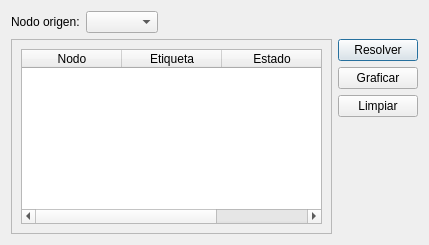
Before: the Qt Designer form gui/dialog_dijkstra.ui in alejandro-castrillon/graph-pyhton, drawn with Qt 5.
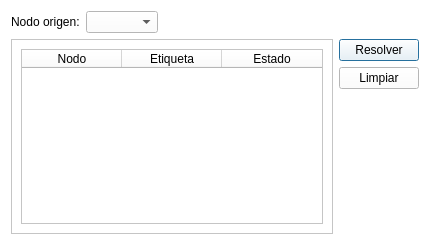
After: the same form once the commit is applied.

Commit message: Centrar ventana pricipal, Completar la solucion del algoritmo Dijkstra, Agregar creditos al programa

Diff of the .ui file:
```diff
--- a/gui/dialog_dijkstra.ui
+++ b/gui/dialog_dijkstra.ui
@@ -6,10 +6,452 @@
    <rect>
     <x>0</x>
     <y>0</y>
-    <width>429</width>
+    <width>430</width>
     <height>245</height>
    </rect>
   </property>
+  <property name="palette">
+   <palette>
+    <active>
+     <colorrole role="WindowText">
+      <brush brushstyle="SolidPattern">
+       <color alpha="255">
+        <red>0</red>
+        <green>0</green>
+        <blue>0</blue>
+       </color>
+      </brush>
+     </colorrole>
+     <colorrole role="Button">
+      <brush brushstyle="SolidPattern">
+       <color alpha="255">
+        <red>255</red>
+        <green>255</green>
+        <blue>255</blue>
+       </color>
+      </brush>
+     </colorrole>
+     <colorrole role="Light">
+      <brush brushstyle="SolidPattern">
+       <color alpha="255">
+        <red>255</red>
+        <green>255</green>
+        <blue>255</blue>
+       </color>
+      </brush>
+     </colorrole>
+     <colorrole role="Midlight">
+      <brush brushstyle="SolidPattern">
+       <color alpha="255">
+        <red>255</red>
+        <green>255</green>
+        <blue>255</blue>
+       </color>
+      </brush>
+     </colorrole>
+     <colorrole role="Dark">
+      <brush brushstyle="SolidPattern">
+       <color alpha="255">
+        <red>127</red>
+        <green>127</green>
+        <blue>127</blue>
+       </color>
+      </brush>
+     </colorrole>
+     <colorrole role="Mid">
+      <brush brushstyle="SolidPattern">
+       <color alpha="255">
+        <red>170</red>
+        <green>170</green>
+        <blue>170</blue>
+       </color>
+      </brush>
+     </colorrole>
+     <colorrole role="Text">
+      <brush brushstyle="SolidPattern">
+       <color alpha="255">
+        <red>0</red>
+        <green>0</green>
+        <blue>0</blue>
+       </color>
+      </brush>
+     </colorrole>
+     <colorrole role="BrightText">
+      <brush brushstyle="SolidPattern">
+       <color alpha="255">
+        <red>255</red>
+        <green>255</green>
+        <blue>255</blue>
+       </color>
+      </brush>
+     </colorrole>
+     <colorrole role="ButtonText">
+      <brush brushstyle="SolidPattern">
+       <color alpha="255">
+        <red>0</red>
+        <green>0</green>
+        <blue>0</blue>
+       </color>
+      </brush>
+     </colorrole>
+     <colorrole role="Base">
+      <brush brushstyle="SolidPattern">
+       <color alpha="255">
+        <red>255</red>
+        <green>255</green>
+        <blue>255</blue>
+       </color>
+      </brush>
+     </colorrole>
+     <colorrole role="Window">
+      <brush brushstyle="SolidPattern">
+       <color alpha="255">
+        <red>255</red>
+        <green>255</green>
+        <blue>255</blue>
+       </color>
+      </brush>
+     </colorrole>
+     <colorrole role="Shadow">
+      <brush brushstyle="SolidPattern">
+       <color alpha="255">
+        <red>0</red>
+        <green>0</green>
+        <blue>0</blue>
+       </color>
+      </brush>
+     </colorrole>
+     <colorrole role="AlternateBase">
+      <brush brushstyle="SolidPattern">
+       <color alpha="255">
+        <red>255</red>
+        <green>255</green>
+        <blue>255</blue>
+       </color>
+      </brush>
+     </colorrole>
+     <colorrole role="ToolTipBase">
+      <brush brushstyle="SolidPattern">
+       <color alpha="255">
+        <red>255</red>
+        <green>255</green>
+        <blue>220</blue>
+       </color>
+      </brush>
+     </colorrole>
+     <colorrole role="ToolTipText">
+      <brush brushstyle="SolidPattern">
+       <color alpha="255">
+        <red>0</red>
+        <green>0</green>
+        <blue>0</blue>
+       </color>
+      </brush>
+     </colorrole>
+     <colorrole role="PlaceholderText">
+      <brush brushstyle="SolidPattern">
+       <color alpha="128">
+        <red>0</red>
+        <green>0</green>
+        <blue>0</blue>
+       </color>
+      </brush>
+     </colorrole>
+    </active>
+    <inactive>
+     <colorrole role="WindowText">
+      <brush brushstyle="SolidPattern">
+       <color alpha="255">
+        <red>0</red>
+        <green>0</green>
+        <blue>0</blue>
+       </color>
+      </brush>
+     </colorrole>
+     <colorrole role="Button">
+      <brush brushstyle="SolidPattern">
+       <color alpha="255">
+        <red>255</red>
+        <green>255</green>
+        <blue>255</blue>
+       </color>
+      </brush>
+     </colorrole>
+     <colorrole role="Light">
+      <brush brushstyle="SolidPattern">
+       <color alpha="255">
+        <red>255</red>
+        <green>255</green>
+        <blue>255</blue>
+       </color>
+      </brush>
+     </colorrole>
+     <colorrole role="Midlight">
+      <brush brushstyle="SolidPattern">
+       <color alpha="255">
+        <red>255</red>
+        <green>255</green>
+        <blue>255</blue>
+       </color>
+      </brush>
+     </colorrole>
+     <colorrole role="Dark">
+      <brush brushstyle="SolidPattern">
+       <color alpha="255">
+        <red>127</red>
+        <green>127</green>
+        <blue>127</blue>
+       </color>
+      </brush>
+     </colorrole>
+     <colorrole role="Mid">
+      <brush brushstyle="SolidPattern">
+       <color alpha="255">
+        <red>170</red>
+        <green>170</green>
+        <blue>170</blue>
+       </color>
+      </brush>
+     </colorrole>
+     <colorrole role="Text">
+      <brush brushstyle="SolidPattern">
+       <color alpha="255">
+        <red>0</red>
+        <green>0</green>
+        <blue>0</blue>
+       </color>
+      </brush>
+     </colorrole>
+     <colorrole role="BrightText">
+      <brush brushstyle="SolidPattern">
+       <color alpha="255">
+        <red>255</red>
+        <green>255</green>
+        <blue>255</blue>
+       </color>
+      </brush>
+     </colorrole>
+     <colorrole role="ButtonText">
+      <brush brushstyle="SolidPattern">
+       <color alpha="255">
+        <red>0</red>
+        <green>0</green>
+        <blue>0</blue>
+       </color>
+      </brush>
+     </colorrole>
+     <colorrole role="Base">
+      <brush brushstyle="SolidPattern">
+       <color alpha="255">
+        <red>255</red>
+        <green>255</green>
+        <blue>255</blue>
+       </color>
+      </brush>
+     </colorrole>
+     <colorrole role="Window">
+      <brush brushstyle="SolidPattern">
+       <color alpha="255">
+        <red>255</red>
+        <green>255</green>
+        <blue>255</blue>
+       </color>
+      </brush>
+     </colorrole>
+     <colorrole role="Shadow">
+      <brush brushstyle="SolidPattern">
+       <color alpha="255">
+        <red>0</red>
+        <green>0</green>
+        <blue>0</blue>
+       </color>
+      </brush>
+     </colorrole>
+     <colorrole role="AlternateBase">
+      <brush brushstyle="SolidPattern">
+       <color alpha="255">
+        <red>255</red>
+        <green>255</green>
+        <blue>255</blue>
+       </color>
+      </brush>
+     </colorrole>
+     <colorrole role="ToolTipBase">
+      <brush brushstyle="SolidPattern">
+       <color alpha="255">
+        <red>255</red>
+        <green>255</green>
+        <blue>220</blue>
+       </color>
+      </brush>
+     </colorrole>
+     <colorrole role="ToolTipText">
+      <brush brushstyle="SolidPattern">
+       <color alpha="255">
+        <red>0</red>
+        <green>0</green>
+        <blue>0</blue>
+       </color>
+      </brush>
+     </colorrole>
+     <colorrole role="PlaceholderText">
+      <brush brushstyle="SolidPattern">
+       <color alpha="128">
+        <red>0</red>
+        <green>0</green>
+        <blue>0</blue>
+       </color>
+      </brush>
+     </colorrole>
+    </inactive>
+    <disabled>
+     <colorrole role="WindowText">
+      <brush brushstyle="SolidPattern">
+       <color alpha="255">
+        <red>127</red>
+        <green>127</green>
+        <blue>127</blue>
+       </color>
+      </brush>
+     </colorrole>
+     <colorrole role="Button">
+      <brush brushstyle="SolidPattern">
+       <color alpha="255">
+        <red>255</red>
+        <green>255</green>
+        <blue>255</blue>
+       </color>
+      </brush>
+     </colorrole>
+     <colorrole role="Light">
+      <brush brushstyle="SolidPattern">
+       <color alpha="255">
+        <red>255</red>
+        <green>255</green>
+        <blue>255</blue>
+       </color>
+      </brush>
+     </colorrole>
+     <colorrole role="Midlight">
+      <brush brushstyle="SolidPattern">
+       <color alpha="255">
+        <red>255</red>
+        <green>255</green>
+        <blue>255</blue>
+       </color>
+      </brush>
+     </colorrole>
+     <colorrole role="Dark">
+      <brush brushstyle="SolidPattern">
+       <color alpha="255">
+        <red>127</red>
+        <green>127</green>
+        <blue>127</blue>
+       </color>
+      </brush>
+     </colorrole>
+     <colorrole role="Mid">
+      <brush brushstyle="SolidPattern">
+       <color alpha="255">
+        <red>170</red>
+        <green>170</green>
+        <blue>170</blue>
+       </color>
+      </brush>
+     </colorrole>
+     <colorrole role="Text">
+      <brush brushstyle="SolidPattern">
+       <color alpha="255">
+        <red>127</red>
+        <green>127</green>
+        <blue>127</blue>
+       </color>
+      </brush>
+     </colorrole>
+     <colorrole role="BrightText">
+      <brush brushstyle="SolidPattern">
+       <color alpha="255">
+        <red>255</red>
+        <green>255</green>
+        <blue>255</blue>
+       </color>
+      </brush>
+     </colorrole>
+     <colorrole role="ButtonText">
+      <brush brushstyle="SolidPattern">
+       <color alpha="255">
+        <red>127</red>
+        <green>127</green>
+        <blue>127</blue>
+       </color>
+      </brush>
+     </colorrole>
+     <colorrole role="Base">
+      <brush brushstyle="SolidPattern">
+       <color alpha="255">
+        <red>255</red>
+        <green>255</green>
+        <blue>255</blue>
+       </color>
+      </brush>
+     </colorrole>
+     <colorrole role="Window">
+      <brush brushstyle="SolidPattern">
+       <color alpha="255">
+        <red>255</red>
+        <green>255</green>
+        <blue>255</blue>
+       </color>
+      </brush>
+     </colorrole>
+     <colorrole role="Shadow">
+      <brush brushstyle="SolidPattern">
+       <color alpha="255">
+        <red>0</red>
+        <green>0</green>
+        <blue>0</blue>
+       </color>
+      </brush>
+     </colorrole>
+     <colorrole role="AlternateBase">
+      <brush brushstyle="SolidPattern">
+       <color alpha="255">
+        <red>255</red>
+        <green>255</green>
+        <blue>255</blue>
+       </color>
+      </brush>
+     </colorrole>
+     <colorrole role="ToolTipBase">
+      <brush brushstyle="SolidPattern">
+       <color alpha="255">
+        <red>255</red>
+        <green>255</green>
+        <blue>220</blue>
+       </color>
+      </brush>
+     </colorrole>
+     <colorrole role="ToolTipText">
+      <brush brushstyle="SolidPattern">
+       <color alpha="255">
+        <red>0</red>
+        <green>0</green>
+        <blue>0</blue>
+       </color>
+      </brush>
+     </colorrole>
+     <colorrole role="PlaceholderText">
+      <brush brushstyle="SolidPattern">
+       <color alpha="128">
+        <red>0</red>
+        <green>0</green>
+        <blue>0</blue>
+       </color>
+      </brush>
+     </colorrole>
+    </disabled>
+   </palette>
+  </property>
   <property name="windowTitle">
    <string>Solucion</string>
   </property>
@@ -53,8 +495,8 @@
          <rect>
           <x>0</x>
           <y>0</y>
-          <width>324</width>
-          <height>195</height>
+          <width>320</width>
+          <height>190</height>
          </rect>
         </property>
         <layout class="QVBoxLayout" name="verticalLayout_10">
@@ -93,13 +535,6 @@
          </property>
         </widget>
        </item>
-       <item>
-        <widget class="QPushButton" name="pushButton_graficar_solucion">
-         <property name="text">
-          <string>Graficar</string>
-         </property>
-        </widget>
-       </item>
        <item>
         <widget class="QPushButton" name="pushButton_limpiar">
          <property name="text">
```
The commit also changes 6 other files.
